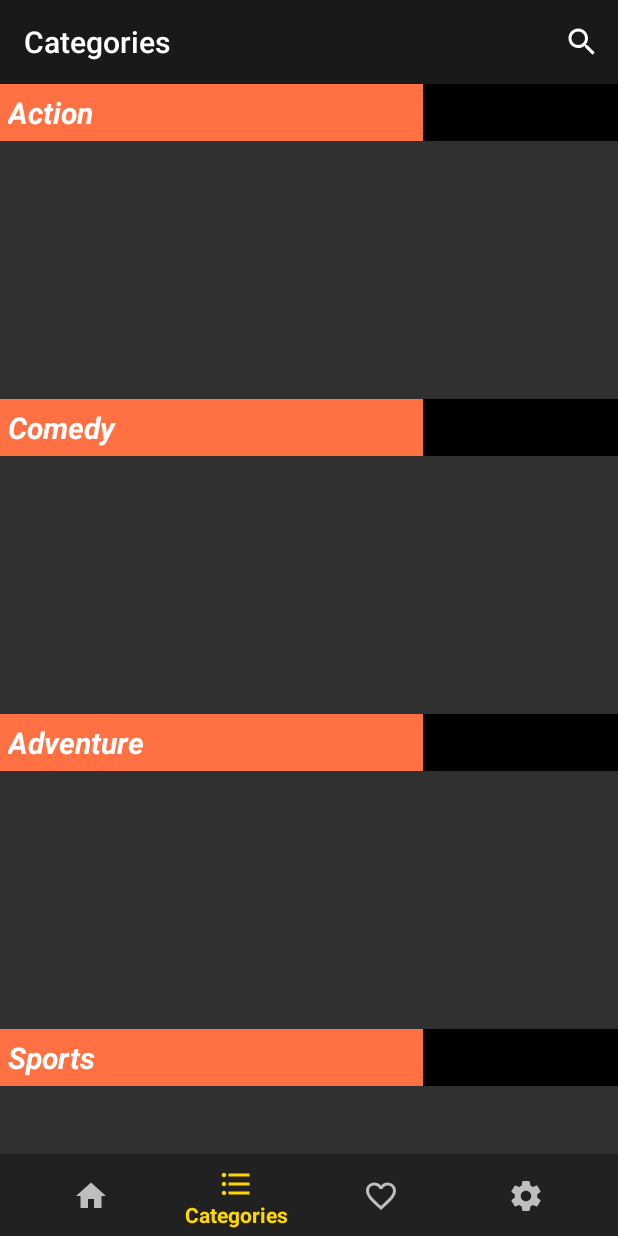
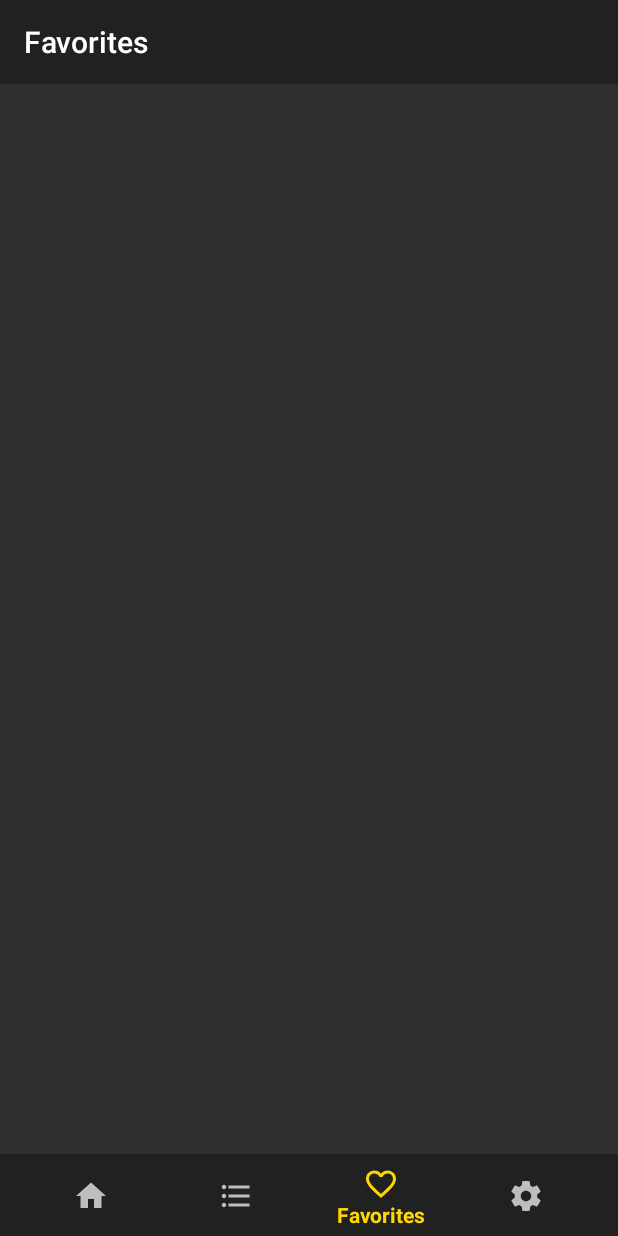
Before and after one commit to sun100899/BTLAndroidNhom7, an Android app: the screen it shows after launch once a user with an empty profile is signed in (MainActivity), item 3 of the bottom bar chosen, on a phone screen of 412 x 824 dp. Run offline under Robolectric (Android 15) with nearby library versions, the phone set to English and light mode, and no system bars; our stand-ins replace Firebase (no records; nobody signed in at launch, a user with empty details on screens opened directly); libraries missing offline, so code that uses them is left out: ss.com.bannerslider; pictures from the network do not load; 4 statements that could not run were skipped.

Commit message:
done favorities

```diff
--- a/app/src/main/java/com/example/btlandroidnhom7/MainActivity.java
+++ b/app/src/main/java/com/example/btlandroidnhom7/MainActivity.java
@@ -17,6 +17,7 @@ import android.widget.LinearLayout;
 
 import com.example.btlandroidnhom7.View.StartActivity;
 import com.example.btlandroidnhom7.fragment.CategoriesFragment;
+import com.example.btlandroidnhom7.fragment.FavoritesFragment;
 import com.example.btlandroidnhom7.fragment.HomeFragment;
 import com.example.btlandroidnhom7.fragment.SettingsFragment;
 import com.example.btlandroidnhom7.receiver.NetworkChangeReceiver;
@@ -54,6 +55,9 @@ public class MainActivity extends AppCompatActivity {
                         return true;
                     case R.id.nav_categories:
                         setFragment(CategoriesFragment.newInstance());
+                        return true;
+                    case R.id.nav_favorites:
+                        setFragment(FavoritesFragment.newInstance());
                         return true;
                     case R.id.nav_settings:
                         setFragment(SettingsFragment.newInstance());
--- /dev/null
+++ b/app/src/main/java/com/example/btlandroidnhom7/fragment/FavoritesFragment.java
@@ -0,0 +1,91 @@
+package com.example.btlandroidnhom7.fragment;
+
+import android.os.Bundle;
+import android.util.Log;
+import android.view.LayoutInflater;
+import android.view.View;
+import android.view.ViewGroup;
+
+import androidx.annotation.NonNull;
+import androidx.annotation.Nullable;
+import androidx.appcompat.app.AppCompatActivity;
+import androidx.appcompat.widget.Toolbar;
+import androidx.fragment.app.Fragment;
+import androidx.recyclerview.widget.GridLayoutManager;
+import androidx.recyclerview.widget.RecyclerView;
+
+import com.example.btlandroidnhom7.R;
+import com.example.btlandroidnhom7.SupportClass;
+import com.example.btlandroidnhom7.adapter.MyComicAdapter;
+import com.example.btlandroidnhom7.dialog.ProgressLoading;
+import com.example.btlandroidnhom7.model.Comic;
+import com.google.firebase.auth.FirebaseAuth;
+import com.google.firebase.database.DataSnapshot;
+import com.google.firebase.database.DatabaseError;
+import com.google.firebase.database.DatabaseReference;
+import com.google.firebase.database.FirebaseDatabase;
+import com.google.firebase.database.ValueEventListener;
+
+import java.util.ArrayList;
+
+public class FavoritesFragment extends Fragment {
+    private RecyclerView recycler_favorites;
+    private DatabaseReference mUsers;
+    private FirebaseAuth mAuth;
+    public static FavoritesFragment newInstance() {
+        FavoritesFragment favoritesFragment = new FavoritesFragment();
+        return favoritesFragment;
+    }
+
+    @Nullable
+    @Override
+    public View onCreateView(@NonNull LayoutInflater inflater, @Nullable ViewGroup container, @Nullable Bundle savedInstanceState) {
+        View view = inflater.inflate(R.layout.favorites_fragment, container, false);
+        recycler_favorites = view.findViewById(R.id.recycler_favorites);
+        mAuth = FirebaseAuth.getInstance();
+        mUsers = FirebaseDatabase.getInstance().getReference().child("Users");
+        if(SupportClass.isOnline) {
+            ProgressLoading.show(getContext());
+        }
+        loadListFavoriteComics();
+        Toolbar toolbar = view.findViewById(R.id.toolbar_favorites);
+        ((AppCompatActivity)getActivity()).getSupportActionBar();
+        toolbar.setTitle("Favorites");
+
+
+        return view;
+    }
+
+    private void loadListFavoriteComics() {
+        mUsers.child(mAuth.getCurrentUser().getUid())
+                .child("Favorites")
+                .addListenerForSingleValueEvent(new ValueEventListener() {
+                    @Override
+                    public void onDataChange(@NonNull DataSnapshot dataSnapshot) {
+                        ArrayList<Comic> comics = new ArrayList<>();
+                        for(DataSnapshot data: dataSnapshot.getChildren()) {
+                            comics.add(data.getValue(Comic.class));
+                        }
+                        if(comics!=null) {
+                            try {
+                                MyComicAdapter comicAdapter = new MyComicAdapter(getContext(), comics);
+                                RecyclerView.LayoutManager layoutManager = new GridLayoutManager(getContext(), 3);
+                                recycler_favorites.setHasFixedSize(true);
+                                recycler_favorites.setLayoutManager(layoutManager);
+                                recycler_favorites.setAdapter(comicAdapter);
+                            } catch (Exception e) {
+                                Log.i("EXCEPTION", e.getMessage());
+                            }
+                        }
+                        ProgressLoading.dismiss();
+                    }
+
+                    @Override
+                    public void onCancelled(@NonNull DatabaseError databaseError) {
+
+                    }
+                });
+    }
+
+
+}
--- /dev/null
+++ b/app/src/main/res/layout/favorites_fragment.xml
@@ -0,0 +1,17 @@
+<?xml version="1.0" encoding="utf-8"?>
+<LinearLayout
+    android:orientation="vertical"
+    xmlns:android="http://schemas.android.com/apk/res/android" android:layout_width="match_parent"
+    android:layout_height="match_parent">
+    <androidx.appcompat.widget.Toolbar
+        android:id="@+id/toolbar_favorites"
+        android:background="@color/background_bottom_navigationbar"
+        android:layout_width="match_parent"
+        android:layout_height="?attr/actionBarSize">
+    </androidx.appcompat.widget.Toolbar>
+    <androidx.recyclerview.widget.RecyclerView
+        android:id="@+id/recycler_favorites"
+        android:padding="8dp"
+        android:layout_width="match_parent"
+        android:layout_height="match_parent" />
+</LinearLayout>
```
